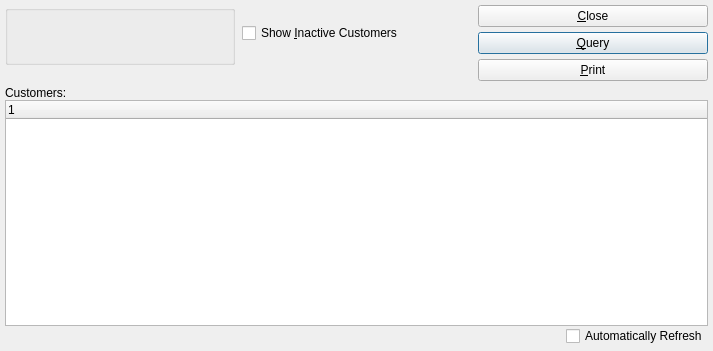
Old version of the form guiclient/dspCustomersByCustomerType.ui in the repository Pegasus-RPG/xtuple-client.
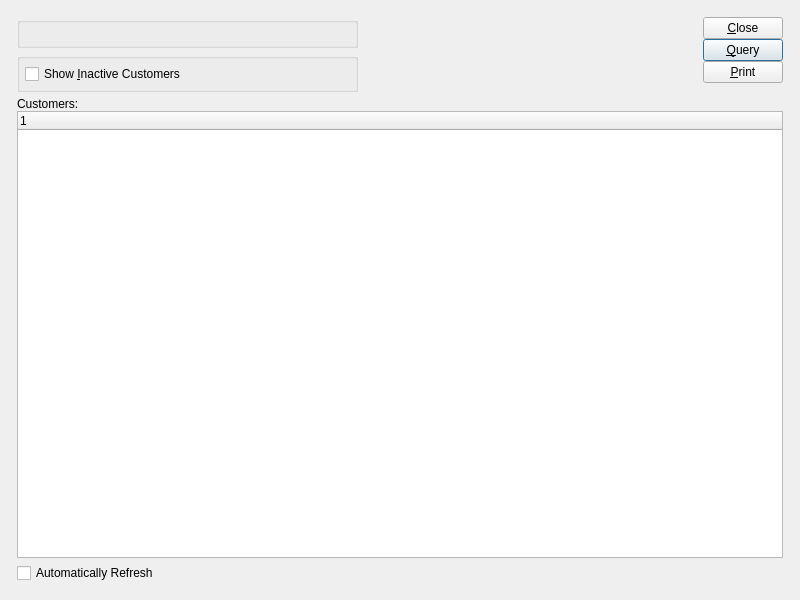
New version of the form. Custom widgets are drawn as their Qt base class.

Commit message: issue 8520:  Touch up layouts with tweaked clusters.

Patch:
```diff
--- a/guiclient/dspCustomersByCustomerType.ui
+++ b/guiclient/dspCustomersByCustomerType.ui
@@ -13,30 +13,23 @@
    <rect>
     <x>0</x>
     <y>0</y>
-    <width>713</width>
-    <height>351</height>
+    <width>800</width>
+    <height>600</height>
    </rect>
   </property>
   <property name="windowTitle" >
    <string>Customers by Customer Type</string>
   </property>
-   <layout class="QVBoxLayout" >
-    <item>
-     <layout class="QHBoxLayout" >
+  <layout class="QGridLayout" name="gridLayout_4" >
+   <item row="0" column="0" >
+    <layout class="QGridLayout" name="gridLayout_3" >
       <property name="margin" >
-       <number>0</number>
-      </property>
-      <property name="spacing" >
-       <number>7</number>
-      </property>
+      <number>12</number>
+     </property>
+     <item row="0" column="0" >
+      <layout class="QHBoxLayout" name="horizontalLayout_2" >
       <item>
-       <layout class="QVBoxLayout" >
-        <property name="margin" >
-         <number>0</number>
-        </property>
-        <property name="spacing" >
-         <number>0</number>
-        </property>
+        <layout class="QVBoxLayout" name="verticalLayout_3" >
         <item>
          <widget class="ParameterGroup" name="_customerType" >
           <property name="title" >
@@ -45,31 +38,15 @@
          </widget>
         </item>
         <item>
-         <spacer>
-          <property name="orientation" >
-           <enum>Qt::Vertical</enum>
-          </property>
-          <property name="sizeType" >
-           <enum>QSizePolicy::Preferred</enum>
-          </property>
-          <property name="sizeHint" >
-           <size>
-            <width>20</width>
-            <height>16</height>
-           </size>
-          </property>
-         </spacer>
-        </item>
-       </layout>
-      </item>
+          <widget class="QGroupBox" name="_optionsGroup" >
+           <property name="title" >
+            <string/>
+           </property>
+           <layout class="QGridLayout" name="gridLayout_2" >
+            <item row="0" column="0" >
+             <layout class="QVBoxLayout" name="verticalLayout_2" >
       <item>
-       <layout class="QVBoxLayout" >
-        <property name="margin" >
-         <number>0</number>
-        </property>
-        <property name="spacing" >
-         <number>0</number>
-        </property>
+               <layout class="QHBoxLayout" name="horizontalLayout" >
         <item>
          <widget class="XCheckBox" name="_showInactive" >
           <property name="text" >
@@ -78,6 +55,21 @@
          </widget>
         </item>
         <item>
+                 <spacer name="horizontalSpacer" >
+                  <property name="orientation" >
+                   <enum>Qt::Horizontal</enum>
+                  </property>
+                  <property name="sizeHint" stdset="0" >
+                   <size>
+                    <width>0</width>
+                    <height>20</height>
+                   </size>
+                  </property>
+                 </spacer>
+                </item>
+               </layout>
+              </item>
+              <item>
          <spacer>
           <property name="orientation" >
            <enum>Qt::Vertical</enum>
@@ -85,23 +77,41 @@
           <property name="sizeType" >
            <enum>QSizePolicy::Preferred</enum>
           </property>
-          <property name="sizeHint" >
+                <property name="sizeHint" stdset="0" >
            <size>
             <width>20</width>
+                  <height>0</height>
+                 </size>
+                </property>
+               </spacer>
+              </item>
+             </layout>
+            </item>
+           </layout>
+          </widget>
+         </item>
+        </layout>
+       </item>
+       <item>
+        <spacer name="horizontalSpacer_2" >
+         <property name="orientation" >
+          <enum>Qt::Horizontal</enum>
+         </property>
+         <property name="sizeHint" stdset="0" >
+          <size>
+           <width>0</width>
             <height>20</height>
            </size>
           </property>
          </spacer>
-        </item>
-       </layout>
       </item>
       <item>
        <layout class="QVBoxLayout" >
-        <property name="margin" >
-         <number>0</number>
-        </property>
         <property name="spacing" >
-         <number>5</number>
+          <number>0</number>
+         </property>
+         <property name="margin" >
+          <number>0</number>
         </property>
         <item>
          <widget class="QPushButton" name="_close" >
@@ -139,23 +149,43 @@
           </property>
          </widget>
         </item>
+         <item>
+          <spacer name="verticalSpacer" >
+           <property name="orientation" >
+            <enum>Qt::Vertical</enum>
+           </property>
+           <property name="sizeHint" stdset="0" >
+            <size>
+             <width>20</width>
+             <height>0</height>
+            </size>
+           </property>
+          </spacer>
+         </item>
        </layout>
       </item>
      </layout>
     </item>
-    <item>
-     <layout class="QVBoxLayout" >
-      <property name="margin" >
-       <number>0</number>
-      </property>
-      <property name="spacing" >
-       <number>0</number>
-      </property>
-      <item>
-       <layout class="QVBoxLayout" >
+     <item row="1" column="0" >
+      <widget class="QFrame" name="_frame" >
+       <property name="sizePolicy" >
+        <sizepolicy vsizetype="Expanding" hsizetype="Preferred" >
+         <horstretch>0</horstretch>
+         <verstretch>1</verstretch>
+        </sizepolicy>
+       </property>
+       <property name="frameShape" >
+        <enum>QFrame::NoFrame</enum>
+       </property>
+       <property name="frameShadow" >
+        <enum>QFrame::Raised</enum>
+       </property>
+       <layout class="QGridLayout" name="gridLayout" >
         <property name="margin" >
          <number>0</number>
         </property>
+        <item row="0" column="0" >
+         <layout class="QVBoxLayout" name="verticalLayout" >
         <property name="spacing" >
          <number>0</number>
         </property>
@@ -169,9 +199,7 @@
         <item>
          <widget class="XTreeWidget" name="_cust" >
           <property name="sizePolicy" >
-           <sizepolicy>
-            <hsizetype>7</hsizetype>
-            <vsizetype>7</vsizetype>
+             <sizepolicy vsizetype="Expanding" hsizetype="Expanding" >
             <horstretch>0</horstretch>
             <verstretch>0</verstretch>
            </sizepolicy>
@@ -180,30 +208,14 @@
         </item>
        </layout>
       </item>
-      <item>
+        <item row="1" column="0" >
        <layout class="QHBoxLayout" >
-        <property name="margin" >
-         <number>0</number>
-        </property>
         <property name="spacing" >
          <number>0</number>
         </property>
-        <item>
-         <spacer>
-          <property name="orientation" >
-           <enum>Qt::Horizontal</enum>
+          <property name="margin" >
+           <number>0</number>
           </property>
-          <property name="sizeType" >
-           <enum>QSizePolicy::Expanding</enum>
-          </property>
-          <property name="sizeHint" >
-           <size>
-            <width>71</width>
-            <height>20</height>
-           </size>
-          </property>
-         </spacer>
-        </item>
         <item>
          <widget class="XCheckBox" name="_autoRefresh" >
           <property name="text" >
@@ -211,7 +223,30 @@
           </property>
          </widget>
         </item>
-       </layout>
+          <item>
+           <spacer>
+            <property name="orientation" >
+             <enum>Qt::Horizontal</enum>
+            </property>
+            <property name="sizeType" >
+             <enum>QSizePolicy::Expanding</enum>
+            </property>
+            <property name="sizeHint" stdset="0" >
+             <size>
+              <width>71</width>
+              <height>20</height>
+             </size>
+            </property>
+           </spacer>
+          </item>
+         </layout>
+        </item>
+       </layout>
+       <zorder></zorder>
+       <zorder></zorder>
+       <zorder></zorder>
+       <zorder></zorder>
+      </widget>
       </item>
      </layout>
     </item>
```
Left out of the diff: 5 changed lines with no effect on the pictures. Lines whose indentation alone changed are shown as unchanged. The commit also changes 34 other files.
